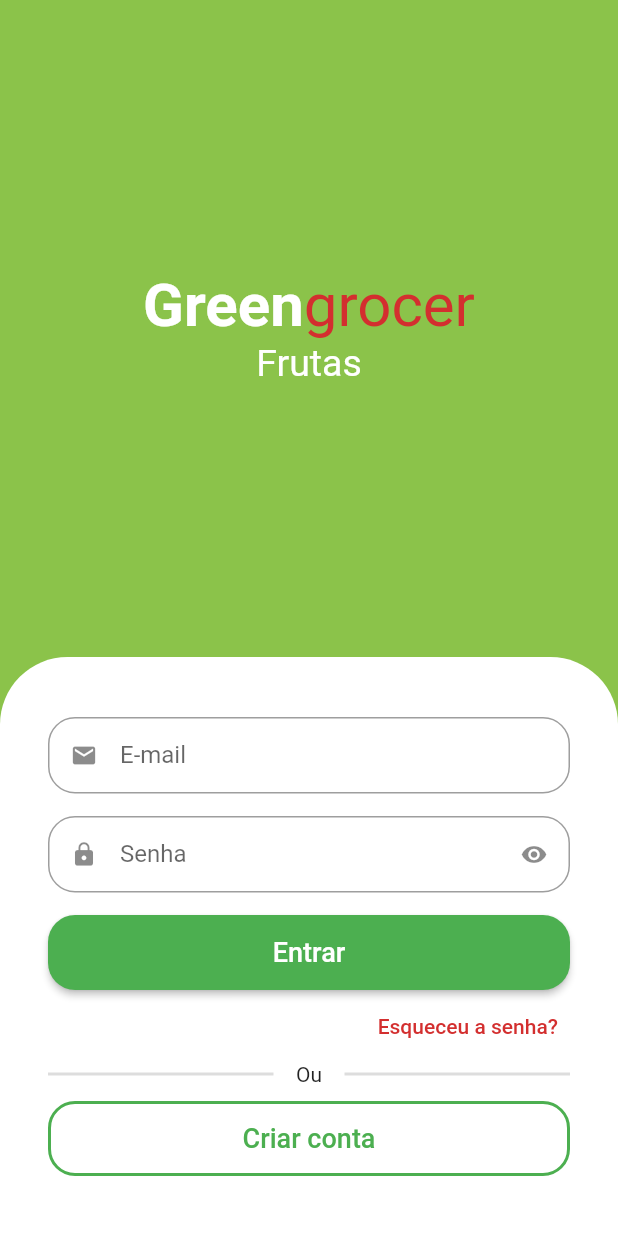
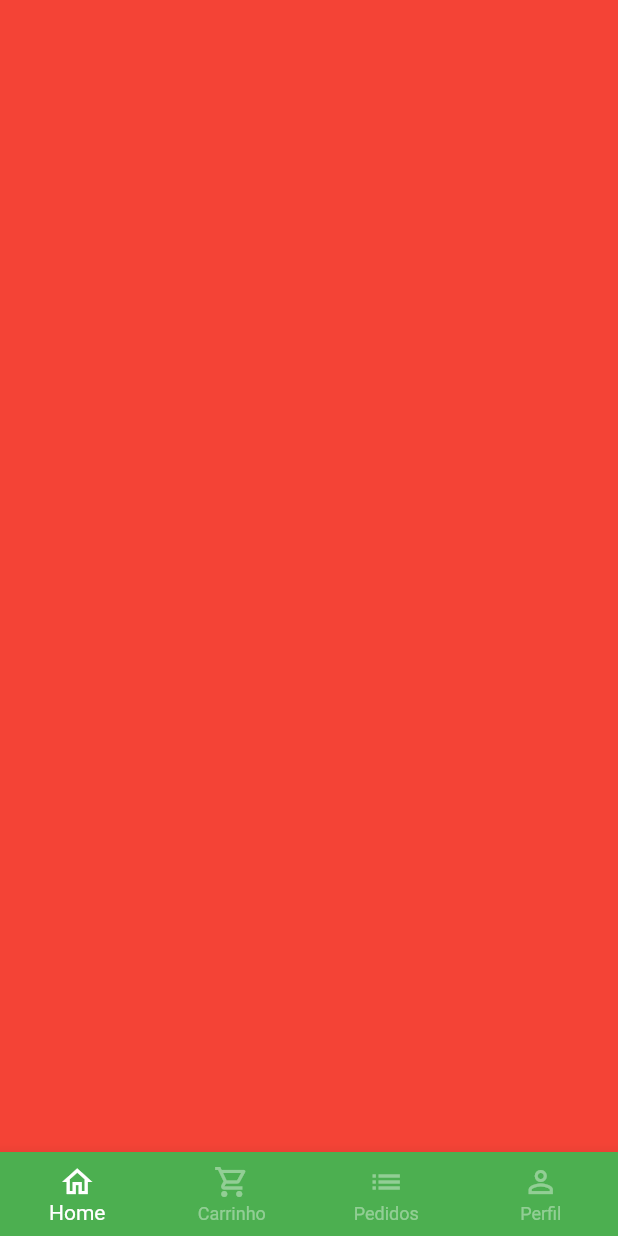
Before and after one commit to estelson/greengrocer, a Flutter app: the screen it shows after launch, after a tap on "Entrar", on a phone screen of 412 x 824 dp. Run offline on Flutter 3.47's test engine with Material 2 defaults, Android fonts, the light colour scheme and no system bars; drawn by our look-alikes of animated_text_kit; our stand-ins replace mask_text_input_formatter.

Commit message:
Criação da tela base e sua BottomNavigationBar

```diff
--- a/lib/src/auth/sign_in_screen.dart
+++ b/lib/src/auth/sign_in_screen.dart
@@ -2,6 +2,7 @@
 import 'package:greengrocer/src/auth/components/custom_text_field.dart';
 import 'package:animated_text_kit/animated_text_kit.dart';
 import 'package:greengrocer/src/auth/sign_up_screen.dart';
+import 'package:greengrocer/src/base/base_screen.dart';
 import 'package:greengrocer/src/config/custom_colors.dart';
 
 class SignInScreen extends StatelessWidget {
@@ -108,7 +109,13 @@
                             borderRadius: BorderRadius.circular(18),
                           ),
                         ),
-                        onPressed: () {},
+                        onPressed: () {
+                          // pushReplacement abre a tela de destino e automaticamente retira a tela de origem da pilha de processos
+                          Navigator.of(context)
+                              .pushReplacement(MaterialPageRoute(builder: (c) {
+                            return const BaseScreen();
+                          }));
+                        },
                         child: const Text(
                           "Entrar",
                           style: TextStyle(fontSize: 18),
@@ -170,11 +177,9 @@
                         ),
                         onPressed: () {
                           Navigator.of(context).push(
-                            MaterialPageRoute(
-                              builder: (c) {
-                                return SignUpScreen();
-                              }
-                            ),
+                            MaterialPageRoute(builder: (c) {
+                              return SignUpScreen();
+                            }),
                           );
                         },
                         child: const Text(
--- /dev/null
+++ b/lib/src/base/base_screen.dart
@@ -0,0 +1,45 @@
+import 'package:flutter/material.dart';
+
+class BaseScreen extends StatelessWidget {
+  const BaseScreen({super.key});
+
+  @override
+  Widget build(BuildContext context) {
+    return Scaffold(
+      body: Container(color: Colors.red),
+      bottomNavigationBar: BottomNavigationBar(
+        type: BottomNavigationBarType.fixed,
+        backgroundColor: Colors.green,
+        selectedItemColor: Colors.white,
+        unselectedItemColor: Colors.white.withAlpha(100),
+
+        // Itens da barra de botões
+        items: const [
+          // Botão Home
+          BottomNavigationBarItem(
+            icon: Icon(Icons.home_outlined),
+            label: "Home",
+          ),
+
+          // Botão Carrinho
+          BottomNavigationBarItem(
+            icon: Icon(Icons.shopping_cart_outlined),
+            label: "Carrinho",
+          ),
+
+          // Botão Pedidos
+          BottomNavigationBarItem(
+            icon: Icon(Icons.list),
+            label: "Pedidos",
+          ),
+
+          // Botão Perfil
+          BottomNavigationBarItem(
+            icon: Icon(Icons.person_outline),
+            label: "Perfil",
+          ),
+        ],
+      ),
+    );
+  }
+}
```
